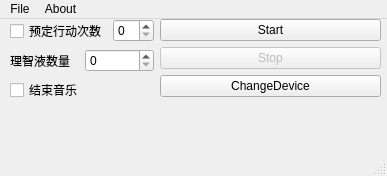
Above: arkMainWindow.ui from zsppp/Arknights-Sora before the change. Below: the same form after it.
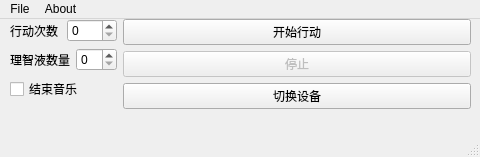
That is the form after the change.

```diff
--- a/arkMainWindow.ui
+++ b/arkMainWindow.ui
@@ -6,8 +6,8 @@
    <rect>
     <x>0</x>
     <y>0</y>
-    <width>387</width>
-    <height>176</height>
+    <width>480</width>
+    <height>157</height>
    </rect>
   </property>
   <property name="windowTitle">
@@ -19,8 +19,8 @@
      <rect>
       <x>10</x>
       <y>0</y>
-      <width>371</width>
-      <height>121</height>
+      <width>461</width>
+      <height>131</height>
      </rect>
     </property>
     <layout class="QFormLayout" name="LAYOUT_MAINWINDOW">
@@ -29,21 +29,12 @@
        <item>
         <layout class="QHBoxLayout" name="LAYOUT_INFO_BATTLECOUNT">
          <item>
-          <widget class="QCheckBox" name="CB_BATTLECOUNT">
+          <widget class="QLabel" name="LABEL_BATTLECOUNT">
            <property name="statusTip">
             <string>完成数次行动后终止</string>
            </property>
            <property name="text">
-            <string>预定行动次数</string>
-           </property>
-           <property name="checkable">
-            <bool>true</bool>
-           </property>
-           <property name="checked">
-            <bool>false</bool>
-           </property>
-           <property name="tristate">
-            <bool>false</bool>
+            <string>行动次数</string>
            </property>
           </widget>
          </item>
@@ -112,7 +103,7 @@
           <string>在‘’开始行动“界面点击Start按钮</string>
          </property>
          <property name="text">
-          <string>Start</string>
+          <string>开始行动</string>
          </property>
         </widget>
        </item>
@@ -125,7 +116,7 @@
           <string>停止脚本</string>
          </property>
          <property name="text">
-          <string>Stop</string>
+          <string>停止</string>
          </property>
         </widget>
        </item>
@@ -135,7 +126,7 @@
           <string>更换安卓设备</string>
          </property>
          <property name="text">
-          <string>ChangeDevice</string>
+          <string>切换设备</string>
          </property>
         </widget>
        </item>
@@ -149,7 +140,7 @@
     <rect>
      <x>0</x>
      <y>0</y>
-     <width>387</width>
+     <width>480</width>
      <height>26</height>
     </rect>
    </property>
```
Left out of the diff: 12 changed lines with no effect on the pictures.
